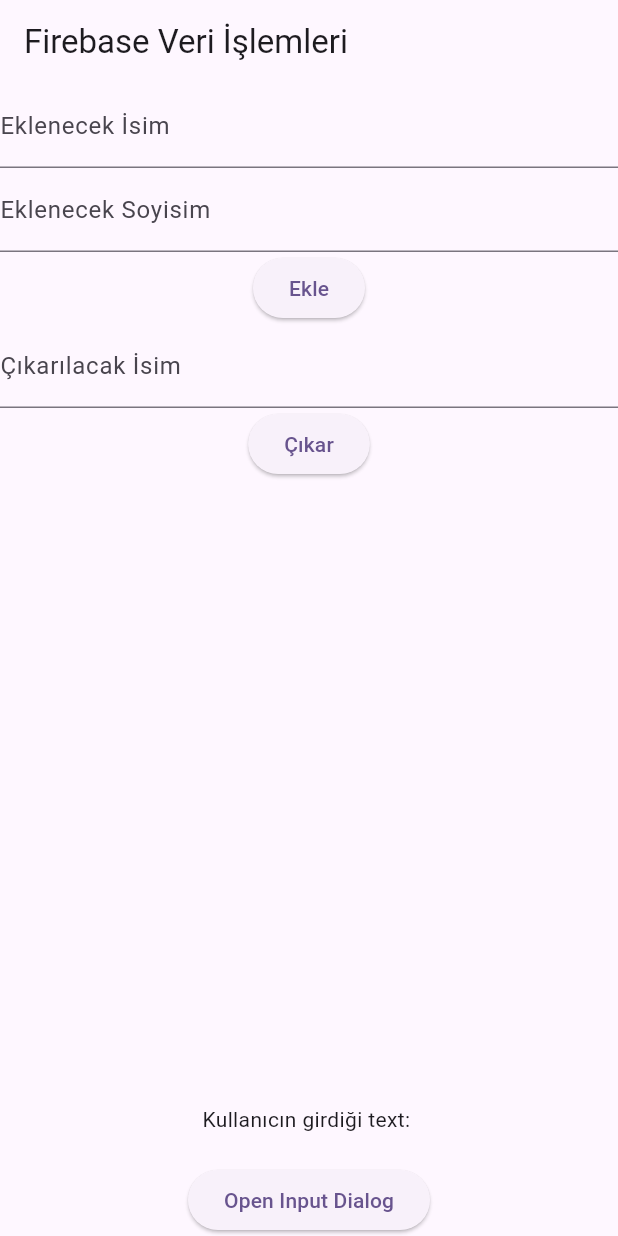
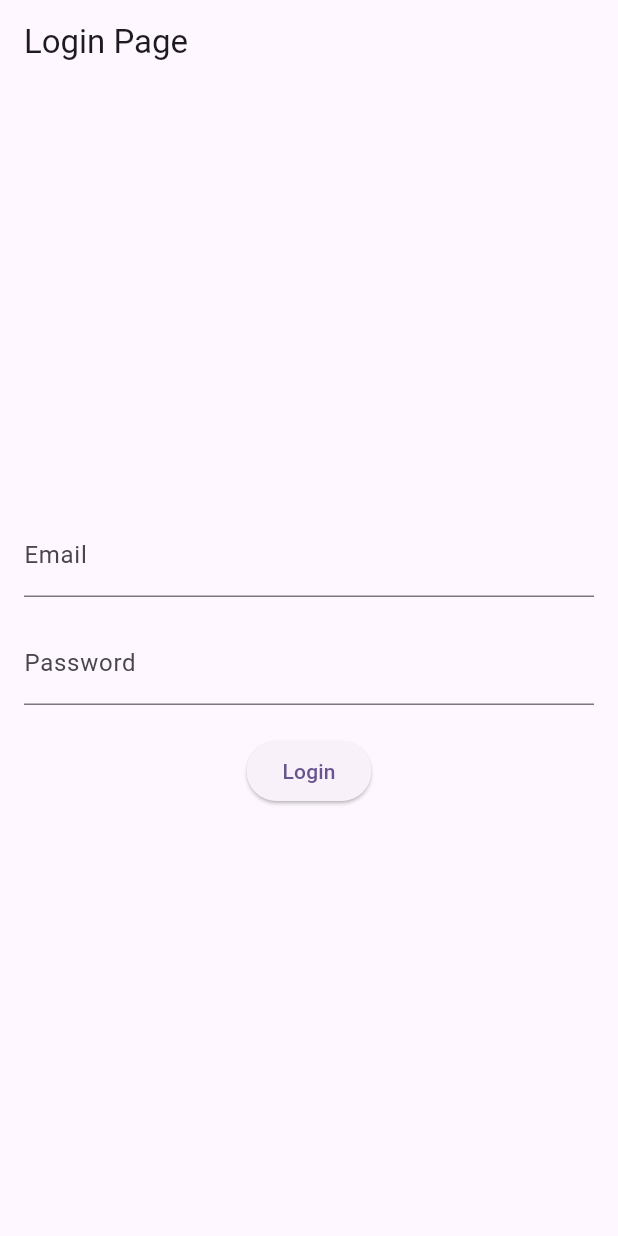
Before and after one commit to OneFamous/firebasetester, a Flutter app: the screen it shows after launch, on a phone screen of 412 x 824 dp. Run offline on Flutter 3.47's test engine with Material 3 defaults, Android fonts, the phone set to English and light mode, and no system bars; our stand-ins replace cloud_firestore, firebase_auth, firebase_core; accounts and stored records are empty.

Commit message:
Login auth is added. loginPage.dart is added.

```diff
--- /dev/null
+++ b/lib/loginPage.dart
@@ -0,0 +1,84 @@
+import 'package:firebase_auth/firebase_auth.dart';
+import 'package:flutter/material.dart';
+
+import 'main.dart';
+
+class LoginPage extends StatefulWidget {
+  @override
+  _LoginPageState createState() => _LoginPageState();
+}
+
+class _LoginPageState extends State<LoginPage> {
+  final FirebaseAuth _auth = FirebaseAuth.instance;
+  final TextEditingController _emailController = TextEditingController();
+  final TextEditingController _passwordController = TextEditingController();
+
+  @override
+  Widget build(BuildContext context) {
+    return Scaffold(
+      appBar: AppBar(
+        title: Text('Login Page'),
+      ),
+      body: Center(
+        child: Padding(
+          padding: const EdgeInsets.all(16.0),
+          child: Column(
+            mainAxisAlignment: MainAxisAlignment.center,
+            children: [
+              TextField(
+                controller: _emailController,
+                decoration: InputDecoration(labelText: 'Email'),
+              ),
+              SizedBox(height: 16),
+              TextField(
+                controller: _passwordController,
+                obscureText: true,
+                decoration: InputDecoration(labelText: 'Password'),
+              ),
+              SizedBox(height: 20),
+              ElevatedButton(
+                onPressed: () async {
+                  await _signIn();
+                },
+                child: Text('Login'),
+              ),
+            ],
+          ),
+        ),
+      ),
+    );
+  }
+
+  Future<void> _signIn() async {
+    String email = _emailController.text.trim();
+    String password = _passwordController.text.trim();
+
+    try {
+      UserCredential userCredential = await _auth.signInWithEmailAndPassword(
+        email: email,
+        password: password,
+      );
+
+      print('Login successful. UID: ${userCredential.user?.uid}');
+
+      // Giriş başarılıysa, ana sayfaya yönlendir.
+      Navigator.pushReplacement(
+        context,
+        MaterialPageRoute(
+          builder: (context) => MyHomePage(
+            title: 'firebase HomePage',
+          ),
+        ),
+      );
+    } catch (e) {
+      print('Error signing in: $e');
+      // Hata durumunda kullanıcıya bilgi verebilirsiniz.
+      // Örneğin, bir SnackBar gösterilebilir.
+      ScaffoldMessenger.of(context).showSnackBar(
+        SnackBar(
+          content: Text('Login failed. Check your email and password.'),
+        ),
+      );
+    }
+  }
+}
--- a/lib/main.dart
+++ b/lib/main.dart
@@ -1,5 +1,6 @@
 import 'package:cloud_firestore/cloud_firestore.dart';
 import 'package:firebase/firebase_options.dart';
+import 'package:firebase/loginPage.dart';
 import 'package:firebase_core/firebase_core.dart';
 import 'package:flutter/material.dart';
 
@@ -22,7 +23,7 @@ class MyApp extends StatelessWidget {
         colorScheme: ColorScheme.fromSeed(seedColor: Colors.deepPurple),
         useMaterial3: true,
       ),
-      home: MyHomePage(title: 'Firebase Veri İşlemleri'),
+      home: LoginPage(),
     );
   }
 }
@@ -42,7 +43,7 @@ class _MyHomePageState extends State<MyHomePage> {
   TextEditingController _surnameController = TextEditingController();
   TextEditingController _cikarController = TextEditingController();
 
-  TextEditingController _textFieldPopUp = TextEditingController();
+/*  TextEditingController _textFieldPopUp = TextEditingController();
   String userInput = '';
 
   void _clearInput() {
@@ -68,7 +69,6 @@ class _MyHomePageState extends State<MyHomePage> {
                     .pop(); // Kullanıcı girişi alındıktan sonra popup'ı kapat
                 // Girişi kullanmak için burada gerekli işlemleri yapabilirsiniz
                 userInput = _textFieldPopUp.text;
-                userInput = _textFieldPopUp.text;
                 setState(() {});
               },
               child: Text('OK'),
@@ -91,8 +91,7 @@ class _MyHomePageState extends State<MyHomePage> {
         );
       },
     );
-  }
-
+  } */
   //-------------------------------------------------------------------------
   @override
   Widget build(BuildContext context) {
@@ -125,8 +124,10 @@ class _MyHomePageState extends State<MyHomePage> {
             child: Text('Çıkar'),
           ),
           StreamBuilder<QuerySnapshot>(
-            stream:
-                _firestore.collection('koleksiyon').orderBy('isim').snapshots(),
+            stream: _firestore
+                .collection('koleksiyon')
+                .orderBy('isim')
+                .snapshots(), //where muhabbeti buraya geliyor
             builder: (context, snapshot) {
               if (snapshot.connectionState == ConnectionState.waiting) {
                 return Center(
@@ -168,14 +169,6 @@ class _MyHomePageState extends State<MyHomePage> {
                 ),
               );
             },
-          ),
-          Text('Kullanıcın girdiği text: $userInput'),
-          const SizedBox(
-            height: 20,
-          ),
-          ElevatedButton(
-            onPressed: _showInputDialog,
-            child: Text('Open Input Dialog'),
           ),
         ],
       ),
--- a/pubspec.yaml
+++ b/pubspec.yaml
@@ -39,6 +39,7 @@ dependencies:
   cloud_firestore: ^4.14.0
   image_picker: ^1.0.7
   firebase_storage: ^11.6.0
+  firebase_auth: ^4.16.0
 
 dev_dependencies:
   flutter_test:
```
Also changed, not shown: pubspec.lock, 2 other files.
